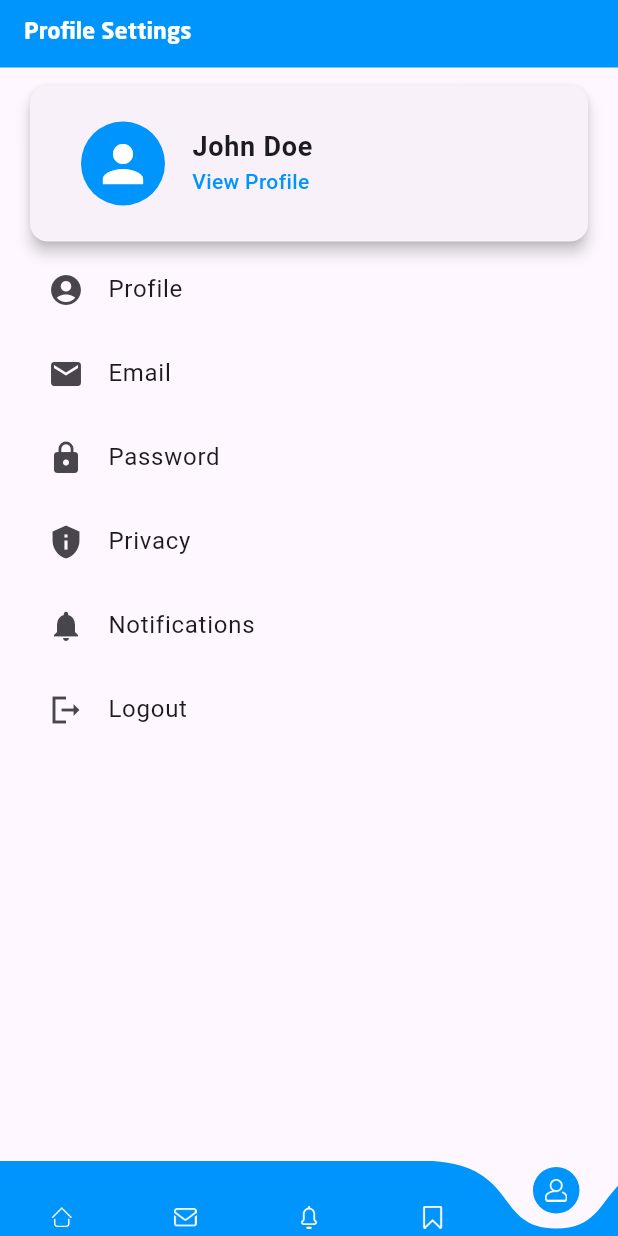
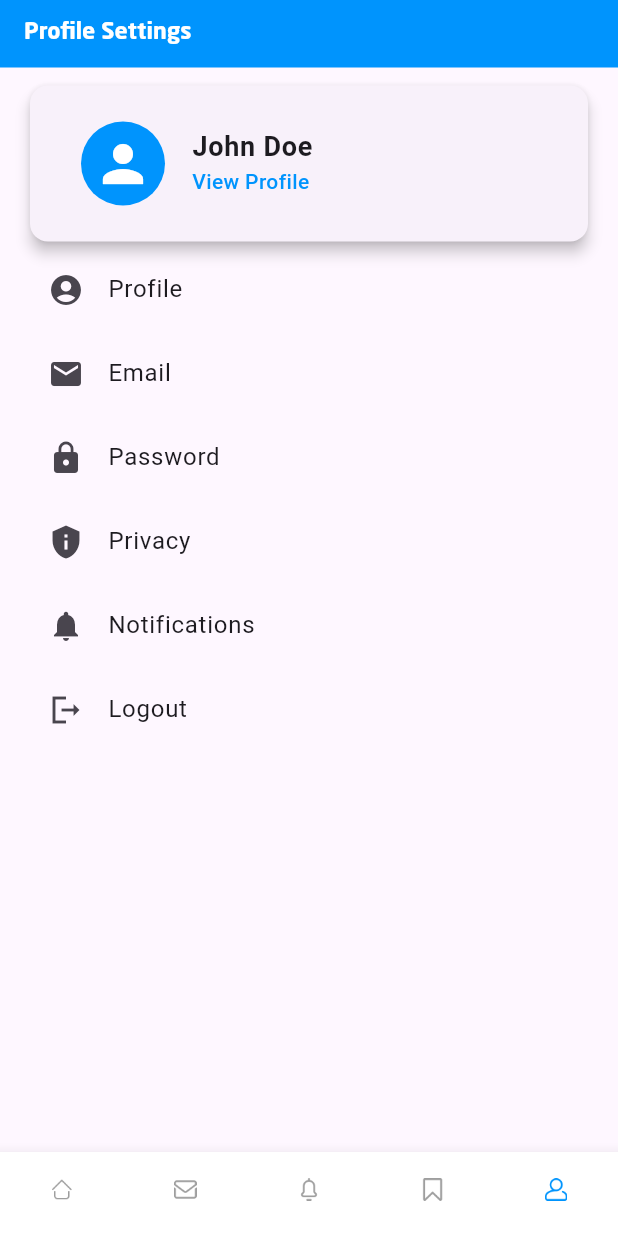
Before and after one commit to mkamranskd/roadwise_application, a Flutter app: the FirstPage screen opened directly, swiped to page 5, on a phone screen of 412 x 824 dp. Run offline on Flutter 3.47's test engine with Material 3 defaults, Android fonts, the phone set to English and light mode, and no system bars; drawn by our look-alikes of curved_navigation_bar; our stand-ins replace animate_do, cherry_toast, firebase_auth, firebase_core, flutter_native_splash, fluttertoast and 2 more; accounts and stored records are empty.

Commit message:
Login and logout fuctionality added, if a user is already logged in , it will redirects to dashboard_screen.dart if not then SignInScreen.

```diff
--- a/lib/features/presentation/pages/credentials/sign_in_page.dart
+++ b/lib/features/presentation/pages/credentials/sign_in_page.dart
@@ -165,10 +165,10 @@ class _SignInScreenState extends State<SignInScreen> {
         email: emailController.text.toString(),
         password: passwordController.text.toString(),
       ).then((value) {
-        Utils.toastMessage(context, value.user!.email.toString(), Icons.check_circle_outline);
+        //Utils.toastMessage(context, value.user!.email.toString(), Icons.check_circle_outline);
 
-        /*Navigator.push(context,
-            MaterialPageRoute(builder: (context) => const DashBoard()));*/
+        Navigator.push(context,
+            MaterialPageRoute(builder: (context) => const DashBoard()));
         setState(() {
           loading = false;
         });
--- a/lib/screens/dashboard_screen.dart
+++ b/lib/screens/dashboard_screen.dart
@@ -1,13 +1,13 @@
-import 'package:animate_do/animate_do.dart';
+import 'package:firebase_auth/firebase_auth.dart';
 import 'package:flutter/material.dart';
 import 'package:roadwise_application/features/domain/entities/user_post_data.dart';
 import 'package:roadwise_application/features/presentation/pages/credentials/sign_in_page.dart';
 import 'package:roadwise_application/features/presentation/pages/home_page/widgets/single_post_card_widget.dart';
 import 'package:roadwise_application/features/presentation/pages/jobs_page/job_details.dart';
+import 'package:roadwise_application/global/Utils.dart';
 import 'package:roadwise_application/global/style.dart';
 import '../features/presentation/widgets/drawer_widget.dart';
 import 'chat_screen.dart';
-import 'package:curved_navigation_bar/curved_navigation_bar.dart';
 
 void main() {
   runApp(const DashBoard());
@@ -79,54 +79,70 @@ class _FirstPageState extends State<FirstPage> {
           const Screen2(),
           const NotificationScreen(),
           BookMarks_Page(),
-          const AccountSettingsScreen(),
+          AccountSettingsScreen(),
         ],
       ),
-      bottomNavigationBar: FadeInUp(
-        duration: const Duration(milliseconds: 1000),
-        child: CurvedNavigationBar(
-          color: primaryBlueColor,
-          backgroundColor: Colors.transparent,
-          buttonBackgroundColor:primaryBlueColor ,
-          height: 50,
-          items: <Widget>[
-            Image.asset(
+      bottomNavigationBar: BottomNavigationBar(
+        backgroundColor: Colors.white,
+        selectedItemColor: primaryBlueColor,
+        unselectedItemColor: Colors.white,
+        selectedFontSize: 15,
+        unselectedFontSize: 15,
+        currentIndex: _currentIndex,
+        onTap: _onItemTapped,
+        type: BottomNavigationBarType.fixed, // Ensures all items are shown
+        showSelectedLabels: false, // Hide labels
+        showUnselectedLabels: false, // Hide labels
+        iconSize: 20, // Adjust icon size as desired
+        items: <BottomNavigationBarItem>[
+          BottomNavigationBarItem(
+            icon: Image.asset(
               'assets/icons/home_icon.png',
               width: 15,
               height: 15,
-              color: Colors.white,
-
+              color: _currentIndex == 0 ? primaryBlueColor : Colors.grey, // Set selected icon color
             ),
-            Image.asset(
+            label: "",
+          ),
+          BottomNavigationBarItem(
+            icon: Image.asset(
               'assets/icons/mail_icon.png',
               width: 15,
               height: 15,
-              color: Colors.white,
+              color: _currentIndex == 1 ? primaryBlueColor : Colors.grey, // Set selected icon color
             ),
-            Image.asset(
+            label: "",
+          ),
+          BottomNavigationBarItem(
+            icon: Image.asset(
               'assets/icons/notifications_icon.png',
               width: 15,
               height: 15,
-              color: Colors.white,
+              color: _currentIndex == 2 ? primaryBlueColor : Colors.grey, // Set selected icon color
             ),
-            Image.asset(
+            label: "",
+          ),
+          BottomNavigationBarItem(
+            icon: Image.asset(
               'assets/icons/roadmap-planning.png',
               width: 15,
               height: 15,
-              color: Colors.white,
+              color: _currentIndex == 3 ? primaryBlueColor : Colors.grey, // Set selected icon color
             ),
-            Image.asset(
+            label: "",
+          ),
+          BottomNavigationBarItem(
+            icon: Image.asset(
               'assets/icons/person_icon.png',
               width: 15,
               height: 15,
-              color: Colors.white,
+              color: _currentIndex == 4 ? primaryBlueColor : Colors.grey, // Set selected icon color
             ),
-          ],
-          onTap: _onItemTapped,
-          index: _currentIndex,
-        ),
+            label: "",
+          ),
+        ],
+      ),
 
-      ),
     );
   }
 }
@@ -744,12 +760,7 @@ class BookMarks_Page extends StatelessWidget {
         title: const Text(
           'Bookmarks',
           style: TextStyle(color: Colors.white, fontFamily: 'Dubai', fontSize: 15,fontWeight: FontWeight.bold),),
-        leading: IconButton(
-          icon: const Icon(Icons.home, color: Colors.white), // Home Icon
-          onPressed: () {
-            // Implement action for home button
-          },
-        ),
+
       ),
 
       body:
@@ -797,7 +808,8 @@ class BookMarks_Page extends StatelessWidget {
 }
 
 class AccountSettingsScreen extends StatelessWidget {
-  const AccountSettingsScreen({super.key});
+   AccountSettingsScreen({super.key});
+  final auth = FirebaseAuth.instance;
 
   @override
   Widget build(BuildContext context) {
@@ -889,10 +901,13 @@ class AccountSettingsScreen extends StatelessWidget {
                 leading: const Icon(Icons.logout_sharp),
                 title: const Text('Logout'),
                 onTap: () {
-                  Navigator.pushReplacement(
-                    context,
-                    MaterialPageRoute(builder: (context) => const SignInScreen()),
-                  );
+
+                  auth.signOut().then((value) {
+                    Navigator.push(context,MaterialPageRoute(builder: (context)=> SignInScreen()));
+                  }).onError((error, stackTrace) {
+                    Utils.toastMessage(context, error.toString(), Icons.warning_amber_rounded);
+
+                  });
                 },
               ),
               // Add more ListTile widgets for other settings as needed
--- a/pubspec.yaml
+++ b/pubspec.yaml
@@ -34,6 +34,7 @@ dependencies:
   toastification: ^1.2.1
   connectivity: ^3.0.6
   loading_animation_widget: ^1.2.1
+  icons_plus: ^5.0.0
 
 dev_dependencies:
   flutter_test:
```
Also changed, not shown: lib/features/app/splash_screen/splash_screen.dart (+4 -10 lines), lib/firebase_services/splash_services.dart (added, +34 -0 lines), pubspec.lock.
